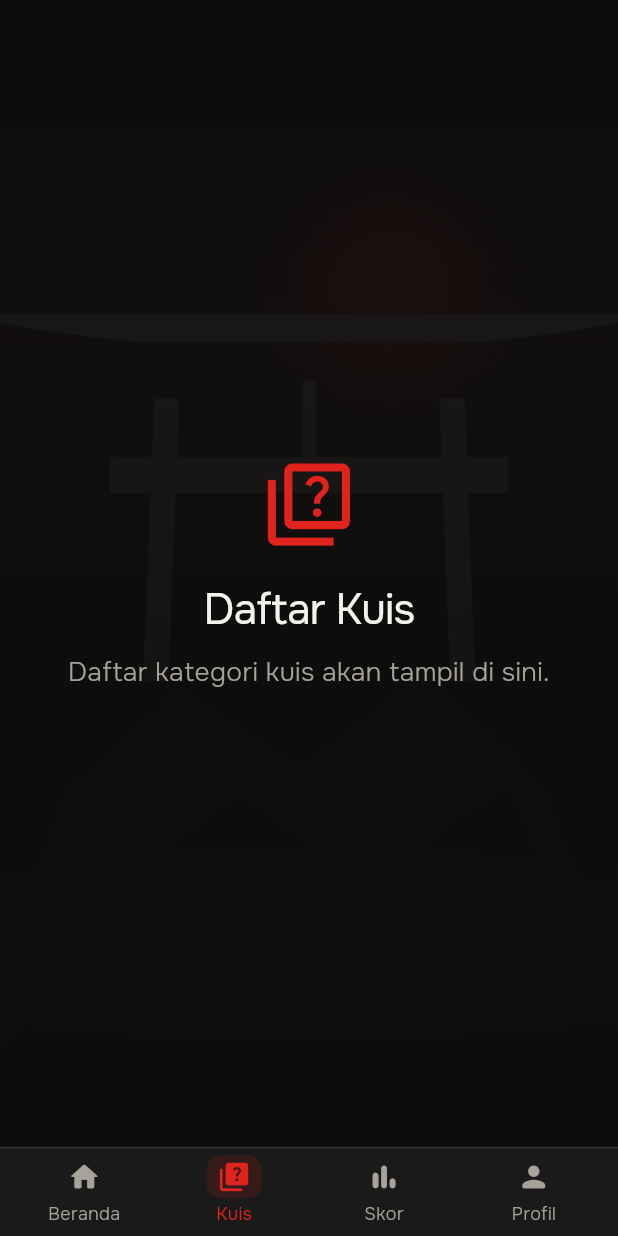
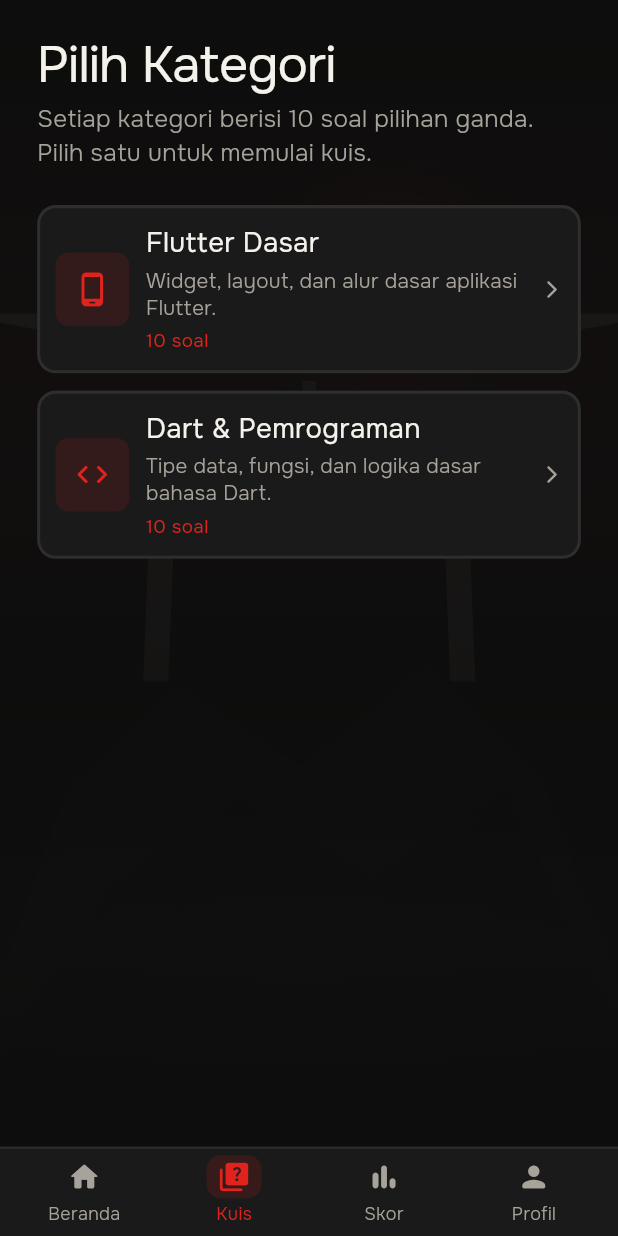
Before and after one commit to Frito-Radestya/UTS_LAB_Pemrograman-Mobile-5, a Flutter app: the MainShell screen opened directly, item 2 of the bottom bar chosen, on a phone screen of 412 x 824 dp. Run offline on Flutter 3.47's test engine with Material 3 defaults, Android fonts, the phone set to English and light mode, and no system bars; accounts and stored records are empty.

Commit message:
feat: daftar kategori dan halaman kuis

```diff
--- a/lib/pages/main_shell.dart
+++ b/lib/pages/main_shell.dart
@@ -1,10 +1,17 @@
 import 'package:flutter/material.dart';
+import 'package:provider/provider.dart';
 
+import '../models/category.dart';
+import '../providers/auth_provider.dart';
+import '../providers/quiz_provider.dart';
 import '../theme/app_theme.dart';
+import '../utils/app_route.dart';
 import '../utils/responsive.dart';
 import '../widgets/app_background.dart';
 import '../widgets/app_bottom_nav.dart';
 import 'home_page.dart';
+import 'quiz_list_page.dart';
+import 'quiz_page.dart';
 
 /// Kerangka utama setelah login dengan 4 tab yang state-nya tetap hidup.
 class MainShell extends StatefulWidget {
@@ -24,6 +31,19 @@
     setState(() => _currentIndex = index);
   }
 
+  /// Menyiapkan kategori dan membuka kuis sebagai layar penuh.
+  ///
+  /// Route baru berada di atas MainShell, jadi bottom navigation tidak
+  /// terlihat selama kuis. Tombol back kembali ke tab asal.
+  void _startQuiz(Category category) {
+    final playerName = context.read<AuthProvider>().currentUser?.name ?? '';
+    context.read<QuizProvider>().startCategory(
+      category,
+      playerName: playerName,
+    );
+    Navigator.of(context).push(AppRoute.fade(const QuizPage()));
+  }
+
   @override
   Widget build(BuildContext context) {
     return Scaffold(
@@ -34,13 +54,9 @@
           children: [
             HomePage(
               onOpenQuizTab: () => _selectTab(1),
-              onCategoryTap: (_) => _selectTab(1),
+              onCategoryTap: _startQuiz,
             ),
-            const _PlaceholderTab(
-              icon: Icons.quiz_outlined,
-              title: 'Daftar Kuis',
-              message: 'Daftar kategori kuis akan tampil di sini.',
-            ),
+            QuizListPage(onCategoryTap: _startQuiz),
             const _PlaceholderTab(
               icon: Icons.bar_chart_rounded,
               title: 'Riwayat Skor',
--- /dev/null
+++ b/lib/pages/quiz_list_page.dart
@@ -0,0 +1,65 @@
+import 'package:flutter/material.dart';
+
+import '../data/questions_data.dart';
+import '../models/category.dart';
+import '../theme/app_theme.dart';
+import '../utils/responsive.dart';
+import '../widgets/category_card.dart';
+
+/// Tab Kuis: daftar kategori yang bisa dipilih pengguna.
+class QuizListPage extends StatelessWidget {
+  const QuizListPage({super.key, required this.onCategoryTap});
+
+  final ValueChanged<Category> onCategoryTap;
+
+  @override
+  Widget build(BuildContext context) {
+    final responsive = Responsive(context);
+
+    return SingleChildScrollView(
+      padding: EdgeInsets.all(responsive.pagePadding),
+      child: Center(
+        child: ConstrainedBox(
+          constraints: BoxConstraints(maxWidth: responsive.contentWidth),
+          child: Column(
+            crossAxisAlignment: CrossAxisAlignment.start,
+            children: [
+              Text(
+                'Pilih Kategori',
+                style: TextStyle(
+                  fontSize: responsive.headingSize * 0.72,
+                  height: 1.12,
+                  letterSpacing: responsive.letterSpacing,
+                  fontWeight: FontWeight.w400,
+                  color: AppColors.textPrimary,
+                ),
+              ),
+              SizedBox(height: responsive.smallGap * 0.6),
+              Text(
+                'Setiap kategori berisi 10 soal pilihan ganda. '
+                'Pilih satu untuk memulai kuis.',
+                style: TextStyle(
+                  fontSize: responsive.bodySize * 0.92,
+                  height: 1.45,
+                  fontWeight: FontWeight.w300,
+                  color: AppColors.textSecondary,
+                ),
+              ),
+              SizedBox(height: responsive.gap * 1.4),
+              ...quizCategories.map(
+                (category) => Padding(
+                  padding: EdgeInsets.only(bottom: responsive.gap * 0.7),
+                  child: CategoryCard(
+                    category: category,
+                    onTap: () => onCategoryTap(category),
+                  ),
+                ),
+              ),
+              SizedBox(height: responsive.gap),
+            ],
+          ),
+        ),
+      ),
+    );
+  }
+}
```
Also changed, not shown: lib/pages/quiz_page.dart (+63 -16 lines), 4 other files.
